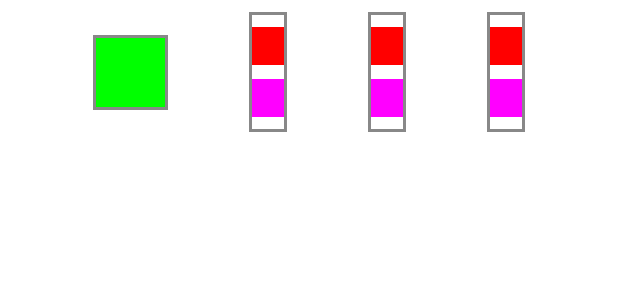
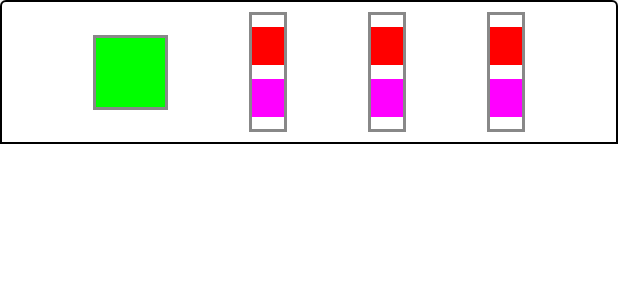
Before and after one commit to DennisHartstock/LearningCompose, an Android app built with Jetpack Compose: the @Preview function InstagramProfileCard, on a phone screen of 412 x 824 dp. Shown: the top 300 px of the screen. Run offline under Robolectric (Android 15) with nearby library versions, the phone set to English and light mode, and no system bars.

Commit message:
using card

```diff
--- a/app/src/main/java/com/commcode/learningcompose/ui/theme/InstagramProfileCard.kt
+++ b/app/src/main/java/com/commcode/learningcompose/ui/theme/InstagramProfileCard.kt
@@ -1,8 +1,11 @@
 package com.commcode.learningcompose.ui.theme
 
+import androidx.compose.foundation.BorderStroke
 import androidx.compose.foundation.background
 import androidx.compose.foundation.border
 import androidx.compose.foundation.layout.*
+import androidx.compose.foundation.shape.RoundedCornerShape
+import androidx.compose.material.Card
 import androidx.compose.runtime.Composable
 import androidx.compose.ui.Alignment
 import androidx.compose.ui.Modifier
@@ -13,6 +16,11 @@ import androidx.compose.ui.unit.dp
 @Preview
 @Composable
 fun InstagramProfileCard() {
+    Card(
+        shape = RoundedCornerShape(topStart = 4.dp, topEnd = 4.dp),
+        backgroundColor = Color.White,
+        border = BorderStroke(1.dp, color = Color.Black)
+    ) {
         Row(
             modifier = Modifier
                 .fillMaxWidth()
@@ -31,6 +39,7 @@ fun InstagramProfileCard() {
             Column()
             Column()
             Column()
+        }
     }
 }
 
```
Lines whose indentation alone changed are shown as unchanged.
